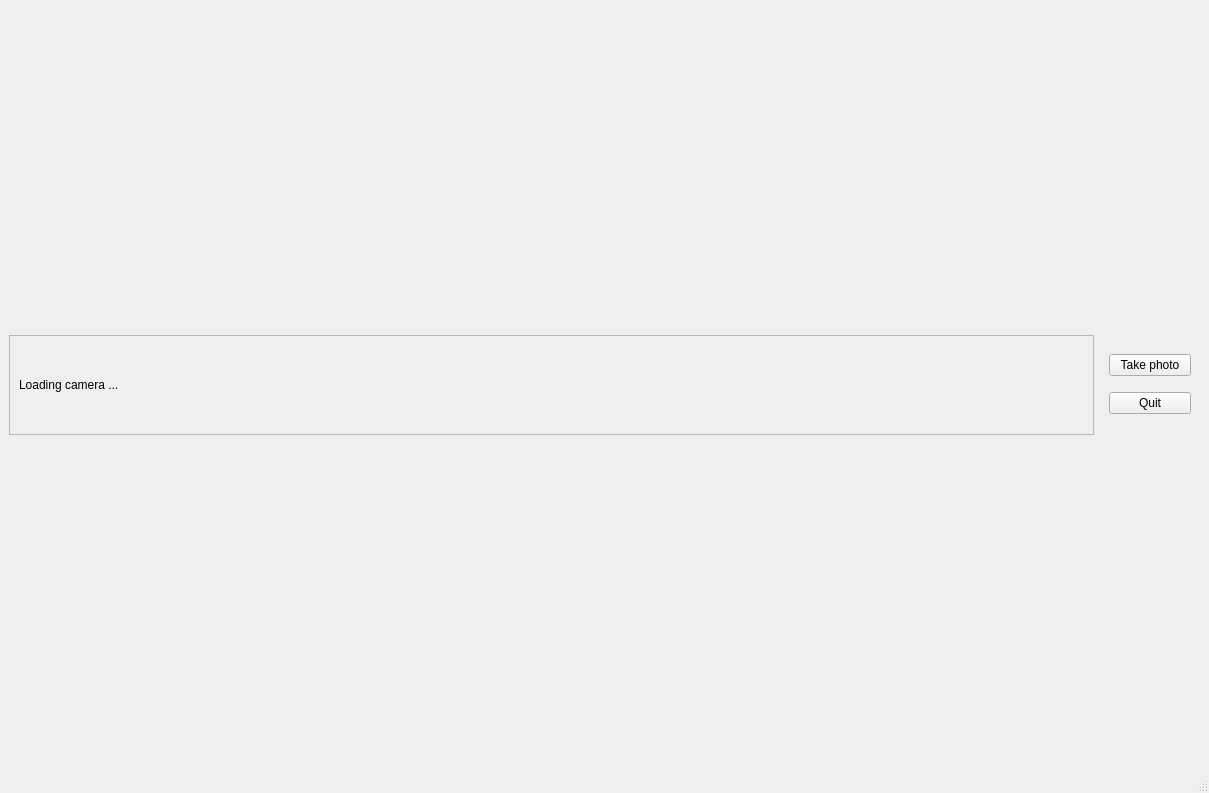
Old version of the form MSI-plateformes/IHM-tests/ui/main.ui in the repository RambokDev/MSI-plateformes.
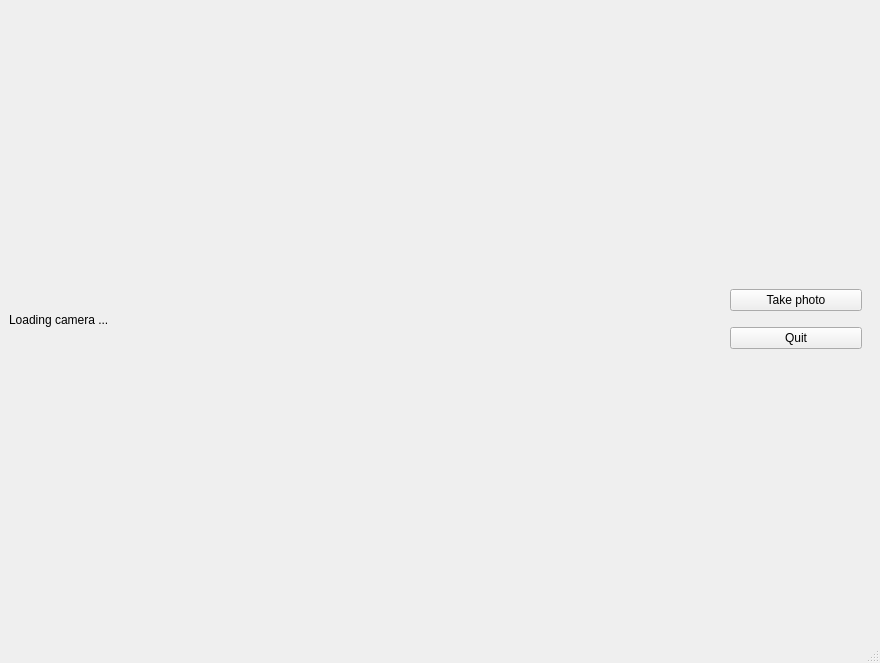
New version of the form.

Patch:
```diff
--- a/MSI-plateformes/IHM-tests/ui/main.ui
+++ b/MSI-plateformes/IHM-tests/ui/main.ui
@@ -6,8 +6,8 @@
    <rect>
     <x>0</x>
     <y>0</y>
-    <width>1209</width>
-    <height>793</height>
+    <width>880</width>
+    <height>663</height>
    </rect>
   </property>
   <property name="windowTitle">
@@ -18,24 +18,6 @@
     <item>
      <layout class="QHBoxLayout" name="horizontalLayout">
       <item>
-       <widget class="QFrame" name="frame_2">
-        <property name="maximumSize">
-         <size>
-          <width>16777215</width>
-          <height>16777215</height>
-         </size>
-        </property>
-        <property name="frameShape">
-         <enum>QFrame::StyledPanel</enum>
-        </property>
-        <property name="frameShadow">
-         <enum>QFrame::Raised</enum>
-        </property>
-        <property name="lineWidth">
-         <number>0</number>
-        </property>
-        <layout class="QVBoxLayout" name="verticalLayout_3">
-         <item>
           <widget class="QLabel" name="image">
            <property name="minimumSize">
             <size>
@@ -60,14 +42,11 @@
            </property>
           </widget>
          </item>
-        </layout>
-       </widget>
-      </item>
       <item>
        <widget class="QFrame" name="frame">
         <property name="maximumSize">
          <size>
-          <width>100</width>
+          <width>150</width>
           <height>100</height>
          </size>
         </property>
```
Left out of the diff: 2 changed lines with no effect on the pictures. Lines whose indentation alone changed are shown as unchanged.
